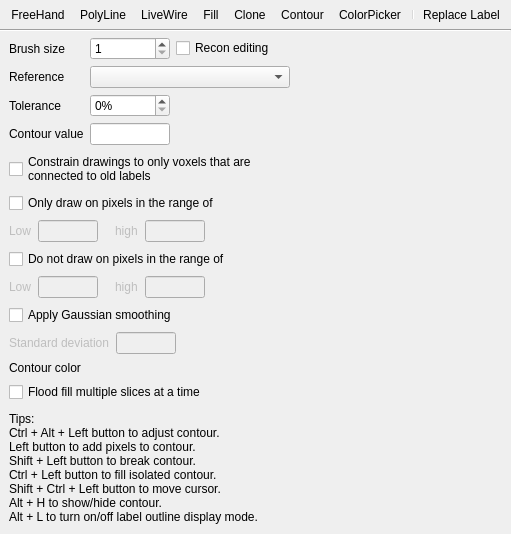
Qt form freeview/ToolWindowEdit.ui (freesurfer/freesurfer) before a commit.
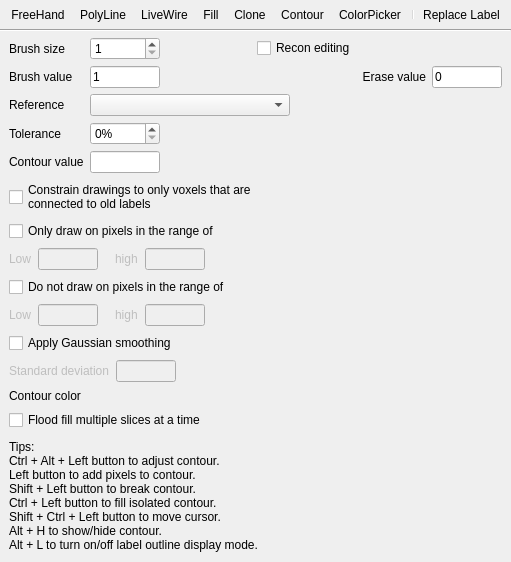
The same form after that commit. Icons and pictures are not drawn. Custom widgets are drawn as their Qt base class.

Diff of the .ui file:
```diff
--- a/freeview/ToolWindowEdit.ui
+++ b/freeview/ToolWindowEdit.ui
@@ -97,14 +97,14 @@
          </property>
         </widget>
        </item>
-       <item row="1" column="0">
+       <item row="2" column="0">
         <widget class="QLabel" name="labelReference">
          <property name="text">
           <string>Reference</string>
          </property>
         </widget>
        </item>
-       <item row="1" column="1" colspan="2">
+       <item row="2" column="1" colspan="5">
         <widget class="QComboBox" name="comboBoxReference">
          <property name="sizePolicy">
           <sizepolicy hsizetype="Preferred" vsizetype="Fixed">
@@ -120,24 +120,24 @@
          </property>
         </widget>
        </item>
-       <item row="2" column="0">
+       <item row="3" column="0">
         <widget class="QLabel" name="labelTolerance">
          <property name="text">
           <string>Tolerance</string>
          </property>
         </widget>
        </item>
-       <item row="3" column="1">
+       <item row="4" column="1">
         <widget class="QLineEdit" name="lineEditContourValue">
          <property name="minimumSize">
           <size>
-           <width>0</width>
+           <width>65</width>
            <height>0</height>
           </size>
          </property>
          <property name="maximumSize">
           <size>
-           <width>80</width>
+           <width>70</width>
            <height>16777215</height>
           </size>
          </property>
@@ -149,21 +149,21 @@
          </property>
         </widget>
        </item>
-       <item row="3" column="0">
+       <item row="4" column="0">
         <widget class="QLabel" name="labelContourValue">
          <property name="text">
           <string>Contour value</string>
          </property>
         </widget>
        </item>
-       <item row="2" column="1">
+       <item row="3" column="1">
         <widget class="QSpinBox" name="spinBoxTolerance">
          <property name="suffix">
           <string>%</string>
          </property>
         </widget>
        </item>
-       <item row="2" column="2">
+       <item row="3" column="2" colspan="4">
         <spacer name="horizontalSpacer_2">
          <property name="orientation">
           <enum>Qt::Horizontal</enum>
@@ -176,7 +176,7 @@
          </property>
         </spacer>
        </item>
-       <item row="3" column="2">
+       <item row="4" column="2" colspan="4">
         <spacer name="horizontalSpacer_3">
          <property name="orientation">
           <enum>Qt::Horizontal</enum>
@@ -189,13 +189,93 @@
          </property>
         </spacer>
        </item>
-       <item row="0" column="2">
+       <item row="0" column="3" colspan="3">
         <widget class="QCheckBox" name="checkBoxReconEditing">
          <property name="text">
           <string>Recon editing</string>
          </property>
         </widget>
        </item>
+       <item row="1" column="0">
+        <widget class="QLabel" name="labelBrushValue">
+         <property name="text">
+          <string>Brush value</string>
+         </property>
+        </widget>
+       </item>
+       <item row="1" column="2" colspan="3">
+        <widget class="QLabel" name="labelEraseValue">
+         <property name="text">
+          <string>Erase value</string>
+         </property>
+         <property name="alignment">
+          <set>Qt::AlignRight|Qt::AlignTrailing|Qt::AlignVCenter</set>
+         </property>
+        </widget>
+       </item>
+       <item row="1" column="1">
+        <widget class="QLineEdit" name="lineEditBrushValue">
+         <property name="minimumSize">
+          <size>
+           <width>0</width>
+           <height>0</height>
+          </size>
+         </property>
+         <property name="maximumSize">
+          <size>
+           <width>70</width>
+           <height>16777215</height>
+          </size>
+         </property>
+         <property name="baseSize">
+          <size>
+           <width>0</width>
+           <height>0</height>
+          </size>
+         </property>
+         <property name="text">
+          <string>1</string>
+         </property>
+        </widget>
+       </item>
+       <item row="1" column="5">
+        <widget class="QLineEdit" name="lineEditEraseValue">
+         <property name="minimumSize">
+          <size>
+           <width>65</width>
+           <height>0</height>
+          </size>
+         </property>
+         <property name="maximumSize">
+          <size>
+           <width>70</width>
+           <height>16777215</height>
+          </size>
+         </property>
+         <property name="baseSize">
+          <size>
+           <width>0</width>
+           <height>0</height>
+          </size>
+         </property>
+         <property name="text">
+          <string>0</string>
+         </property>
+        </widget>
+       </item>
+       <item row="0" column="2">
+        <spacer name="horizontalSpacer">
+         <property name="orientation">
+          <enum>Qt::Horizontal</enum>
+         </property>
+         <property name="sizeHint" stdset="0">
+          <size>
+           <width>1</width>
+           <height>1</height>
+          </size>
+         </property>
+        </spacer>
+       </item>
       </layout>
      </item>
      <item>
```
Left out of the diff: 190 changed lines with no effect on the pictures.
